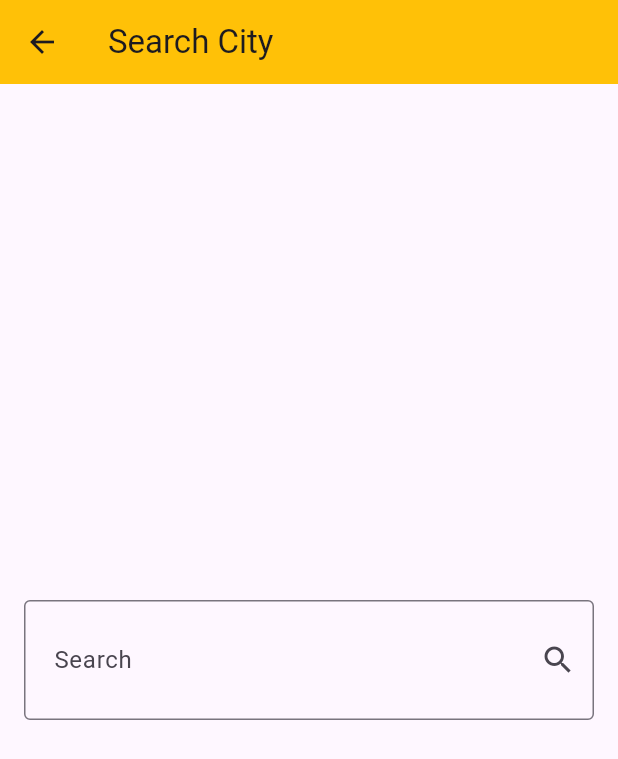
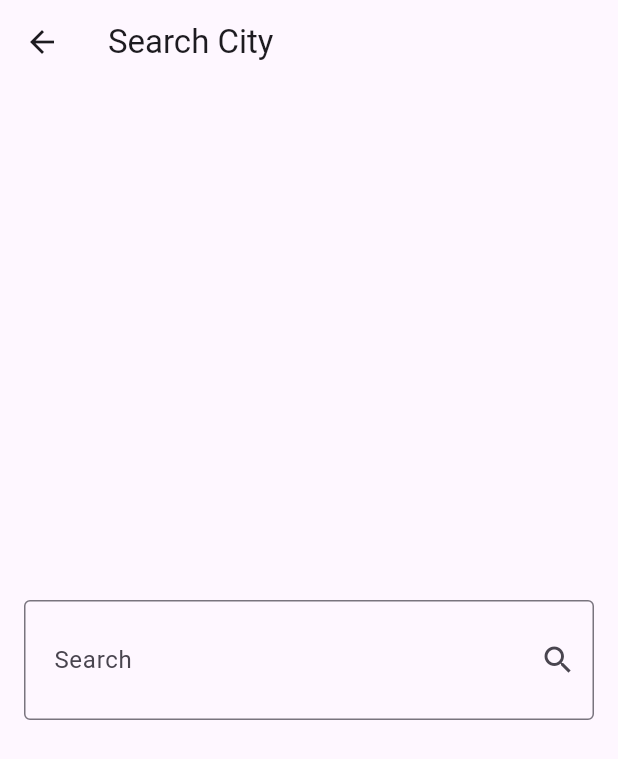
Before and after one commit to NadaAlaa1/weather_app, a Flutter app: the screen it shows after launch, after a tap on the "search" icon, on a phone screen of 412 x 824 dp. Shown: the top 759 px of the screen. Run offline on Flutter 3.47's test engine with Material 3 defaults, Android fonts, the light colour scheme and no system bars; our stand-ins replace dio, flutter_bloc.

Commit message:
finished app

```diff
--- a/lib/cubits/get_weather_cubit/get_weather_cubit.dart
+++ b/lib/cubits/get_weather_cubit/get_weather_cubit.dart
@@ -7,14 +7,14 @@ import 'package:weather_app/services/weather_service.dart';
 class GetWeatherCubit extends Cubit<WeatherState> {
   GetWeatherCubit() : super(InitialState());
 
-  late WeatherModel weatherModel;
+  WeatherModel? weatherModel;
 
   getWeather({required String cityName}) async {
     try {
       // Use the class-level weatherModel
       weatherModel =
           await WeatherService(Dio()).getCurrentWeather(cityName: cityName);
-      emit(WeatherLoadedState(weatherModel));
+      emit(WeatherLoadedState(weatherModel!));
     } catch (e) {
       emit(WeatherfailureState(e.toString()));
     }
--- a/lib/main.dart
+++ b/lib/main.dart
@@ -1,6 +1,7 @@
 import 'package:flutter/material.dart';
 import 'package:flutter_bloc/flutter_bloc.dart';
 import 'package:weather_app/cubits/get_weather_cubit/get_weather_cubit.dart';
+import 'package:weather_app/cubits/get_weather_cubit/get_weather_states.dart';
 import 'package:weather_app/views/home_view.dart';
 
 void main() {
@@ -14,13 +15,80 @@ class WeatherApp extends StatelessWidget {
   Widget build(BuildContext context) {
     return BlocProvider(
       create: (context) => GetWeatherCubit(),
-      child: MaterialApp(
-        theme: ThemeData(
-          primarySwatch: Colors.amber,
-        ),
-        debugShowCheckedModeBanner: false,
-        home: const HomeView(),
-      ),
+      child: Builder(builder: (context) {
+        return BlocBuilder<GetWeatherCubit, WeatherState>(
+          builder: (context, state) {
+            return MaterialApp(
+              theme: ThemeData(
+                primarySwatch: getThemeColor(
+                  BlocProvider.of<GetWeatherCubit>(context)
+                      .weatherModel
+                      ?.weatherCondition,
+                ),
+              ),
+              debugShowCheckedModeBanner: false,
+              home: const HomeView(),
+            );
+          },
+        );
+      }),
     );
   }
 }
+
+MaterialColor getThemeColor(String? condition) {
+  if (condition == null) {
+    return Colors.blue;
+  }
+  switch (condition) {
+    case 'Sunny':
+    case 'Clear':
+      return Colors.orange;
+    case 'Partly cloudy':
+    case 'Cloudy':
+    case 'Overcast':
+      return Colors.blueGrey;
+    case 'Mist':
+    case 'Fog':
+    case 'Freezing fog':
+      return Colors.indigo;
+    case 'Patchy rain possible':
+    case 'Patchy light rain':
+    case 'Light rain':
+    case 'Moderate rain at times':
+    case 'Moderate rain':
+    case 'Heavy rain at times':
+    case 'Heavy rain':
+      return Colors.blue;
+    case 'Patchy light snow':
+    case 'Light snow':
+    case 'Moderate snow':
+    case 'Heavy snow':
+    case 'Patchy moderate snow':
+    case 'Patchy heavy snow':
+      return Colors.lightBlue;
+    case 'Blizzard':
+      return Colors.grey;
+    case 'Thundery outbreaks possible':
+    case 'Patchy light rain with thunder':
+    case 'Moderate or heavy rain with thunder':
+    case 'Patchy light snow with thunder':
+    case 'Moderate or heavy snow with thunder':
+      return Colors.deepPurple;
+    case 'Ice pellets':
+    case 'Light sleet':
+    case 'Moderate or heavy sleet':
+    case 'Patchy sleet possible':
+    case 'Light showers of ice pellets':
+    case 'Moderate or heavy showers of ice pellets':
+      return Colors.cyan;
+    case 'Freezing drizzle':
+    case 'Patchy freezing drizzle possible':
+    case 'Light freezing rain':
+    case 'Moderate or heavy freezing rain':
+    case 'Heavy freezing drizzle':
+      return Colors.teal;
+    default:
+      return Colors.blue;
+  }
+}
--- a/lib/views/home_view.dart
+++ b/lib/views/home_view.dart
@@ -14,7 +14,7 @@ class HomeView extends StatelessWidget {
     return Scaffold(
       appBar: AppBar(
         title: const Text('Weather App'),
-        backgroundColor: Colors.amber,
+        // backgroundColor: Colors.blue,
         actions: [
           IconButton(
             onPressed: () {
@@ -33,7 +33,9 @@ class HomeView extends StatelessWidget {
           if (state is InitialState) {
             return const NoWeatherBody();
           } else if (state is WeatherLoadedState) {
-            return WeatherInfoBody();
+            return WeatherInfoBody(
+              weather: state.weatherModel,
+            );
           } else {
             return const Text('Oops there was an error');
           }
--- a/lib/views/search_view.dart
+++ b/lib/views/search_view.dart
@@ -10,7 +10,7 @@ class SearchView extends StatelessWidget {
     return Scaffold(
       appBar: AppBar(
         title: const Text('Search City'),
-        backgroundColor: Colors.amber,
+        // backgroundColor: Colors.blue,
       ),
       body: Padding(
         padding: const EdgeInsets.symmetric(
--- a/lib/widgets/weather_info_body.dart
+++ b/lib/widgets/weather_info_body.dart
@@ -2,14 +2,31 @@ import 'package:flutter/cupertino.dart';
 import 'package:flutter/material.dart';
 import 'package:flutter_bloc/flutter_bloc.dart';
 import 'package:weather_app/cubits/get_weather_cubit/get_weather_cubit.dart';
+import 'package:weather_app/main.dart';
+import 'package:weather_app/models/weather_model.dart';
 
 class WeatherInfoBody extends StatelessWidget {
-  const WeatherInfoBody({super.key});
+  const WeatherInfoBody({super.key, required this.weather});
+
+  final WeatherModel weather;
 
   @override
   Widget build(BuildContext context) {
-    var weatherModel = BlocProvider.of<GetWeatherCubit>(context).weatherModel;
-    return Padding(
+    WeatherModel weatherModel =
+        BlocProvider.of<GetWeatherCubit>(context).weatherModel!;
+    return Container(
+      decoration: BoxDecoration(
+        gradient: LinearGradient(
+          colors: [
+            getThemeColor(weatherModel.weatherCondition),
+            getThemeColor(weatherModel.weatherCondition)[300]!,
+            getThemeColor(weatherModel.weatherCondition)[50]!,
+          ],
+          begin: Alignment.topCenter,
+          end: Alignment.bottomCenter,
+        ),
+      ),
+      child: Padding(
         padding: const EdgeInsets.symmetric(horizontal: 16),
         child: Column(
           mainAxisAlignment: MainAxisAlignment.center,
@@ -73,6 +90,7 @@ class WeatherInfoBody extends StatelessWidget {
             ),
           ],
         ),
+      ),
     );
   }
 }
```
Lines whose indentation alone changed are shown as unchanged.
